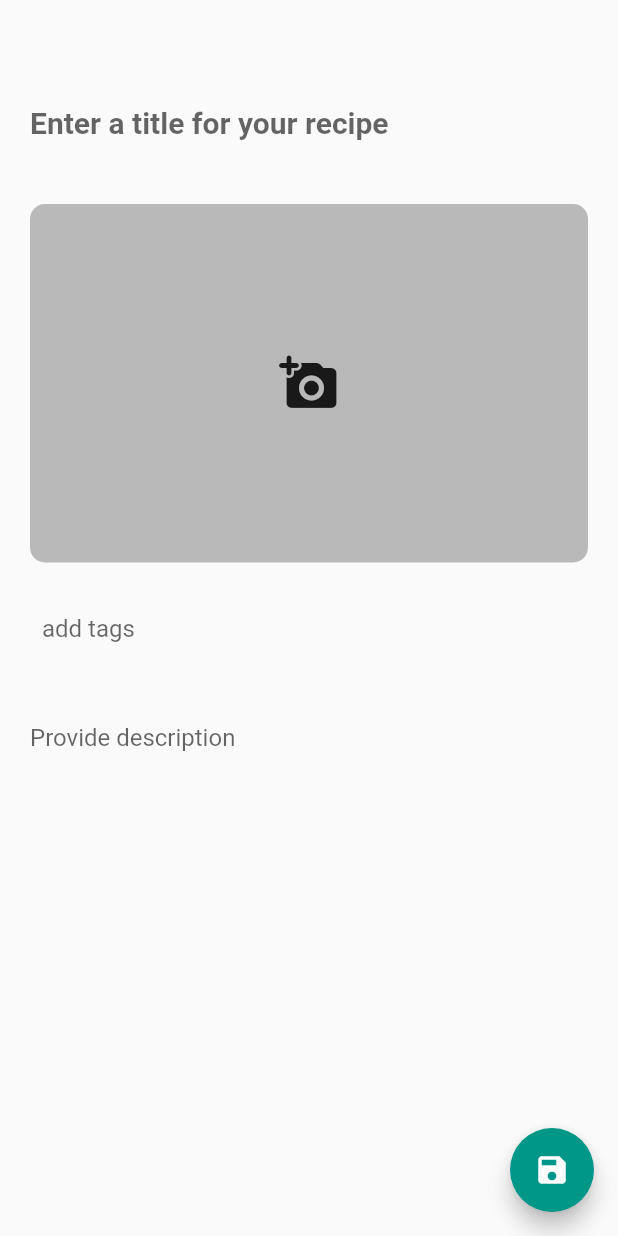
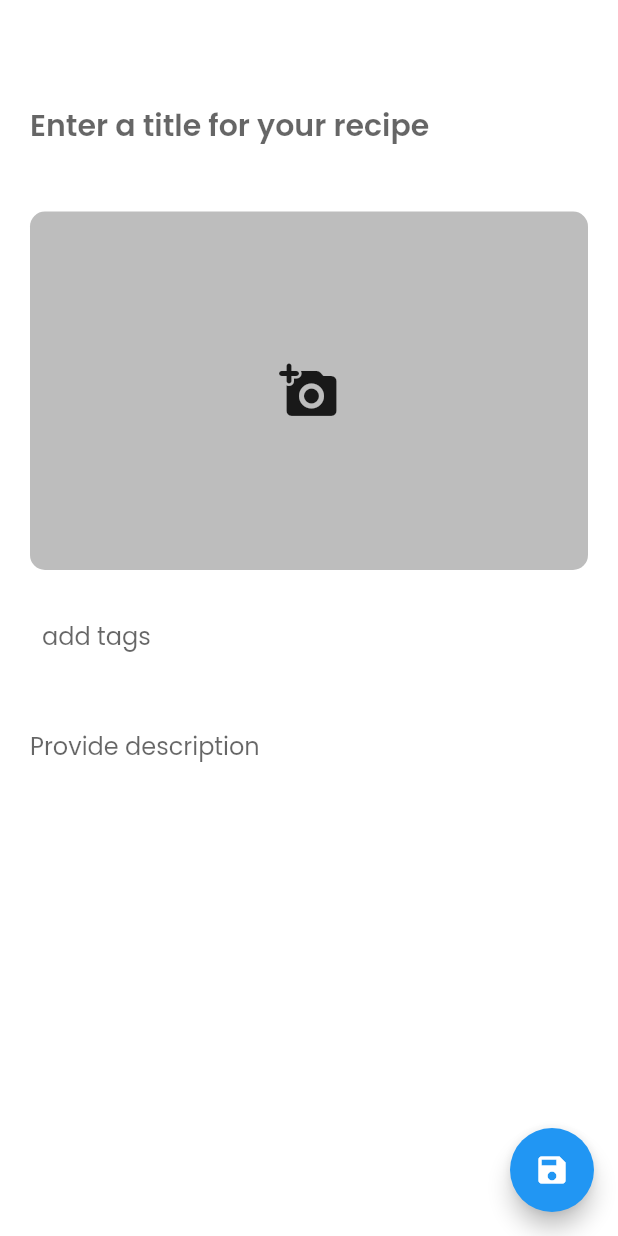
Before and after one commit to Justus1994/recipify, a Flutter app: the screen it shows after launch, item 3 of the bottom bar chosen, after a tap on "add Recipe", on a phone screen of 412 x 824 dp. Run offline on Flutter 3.47's test engine with Material 2 defaults, Android fonts, the phone set to English and light mode, and no system bars; our stand-ins replace image_picker, sqflite; missing offline and left inert: image_picker_for_web; accounts and stored records are empty.

Commit message:
Added Menu screen as well as some fonts

```diff
--- a/lib/main.dart
+++ b/lib/main.dart
@@ -1,6 +1,8 @@
 import 'package:flutter/material.dart';
+import 'package:flutter/services.dart';
 import 'package:recipify/pages/Home.dart';
 import 'package:recipify/pages/RecipePage.dart';
+import 'package:recipify/styles.dart';
 
 void main() {
   runApp(Recipify());
@@ -12,11 +14,22 @@ final routes = {
 };
 
 class Recipify extends StatelessWidget {
+
   @override
   Widget build(BuildContext context) {
+    SystemChrome.setSystemUIOverlayStyle(
+        SystemUiOverlayStyle.light.copyWith(
+          statusBarColor: Colors.transparent,
+          statusBarIconBrightness: Brightness.dark,
+          statusBarBrightness: Brightness.light,
+          systemNavigationBarIconBrightness: Brightness.light,
+          systemNavigationBarColor: Colors.white,
+        )
+    );
+
     return MaterialApp(
       debugShowCheckedModeBanner: false,
-      theme: ThemeData(primarySwatch: Colors.teal),
+      theme: AppTheme.lightTheme,
       routes: routes,
     );
   }
--- a/lib/model/Recipe.dart
+++ b/lib/model/Recipe.dart
@@ -12,7 +12,7 @@ class Recipe {
   Meal meal;
   String description;
   int energy;
-  Uint8List image;
+  String imagePath;
   List<Tag> tags;
 
 
@@ -22,7 +22,7 @@ class Recipe {
     required this.name,
     required this.description,
     required this.energy,
-    required this.image,
+    required this.imagePath,
     required this.tags
   });
 
@@ -33,7 +33,7 @@ class Recipe {
       'meal' : meal.index,
       'description' : description,
       'energy' : energy,
-      'image' : image,
+      'image_path' : imagePath,
       'tags' : jsonEncode(tags)
     };
   }
@@ -45,7 +45,7 @@ class Recipe {
       meal: Meal.values.elementAt(map['${prefix}meal']),
       description: map['${prefix}description'],
       energy: map['${prefix}energy'],
-      image: map['${prefix}image'],
+      imagePath: map['${prefix}image_path'],
       tags: (json.decode(map['${prefix}tags']) as List).map((i) => Tag.fromJson(i)).toList(),
     );
   }
@@ -56,4 +56,4 @@ class Recipe {
   }
 }
 
-enum Meal {BREAKFAST, LUNCH, DINNER, ANY}
+enum Meal { BREAKFAST, LUNCH, DINNER, ANY }
--- /dev/null
+++ b/lib/styles.dart
@@ -0,0 +1,89 @@
+
+import 'package:flutter/material.dart';
+
+class RecipifyColors {
+
+  static const Color ACCENT = Color.fromARGB(255, 255, 238, 230);
+  static const Color ACCENT_VARIANT = Color.fromARGB(255, 241, 151, 115);
+
+  static const Color WHITE = Color.fromARGB(255, 250, 250, 250);
+  static const Color BLACK = Color.fromARGB(255, 18, 18, 18);
+  static const Color BLACK_01 = Color.fromARGB(200, 18, 18, 18);
+
+}
+
+class AppTheme {
+
+  AppTheme._();
+
+  static final ThemeData lightTheme = ThemeData(
+    scaffoldBackgroundColor: Colors.white,
+    appBarTheme: AppBarTheme(
+      brightness: Brightness.light,
+      centerTitle: true,
+      textTheme: TextTheme(
+        headline6: TextStyle(
+          color: RecipifyColors.BLACK,
+          fontFamily: 'Pacifico',
+          fontSize: 26,
+        ),
+      ),
+      elevation: 0,
+      backgroundColor: RecipifyColors.WHITE,
+      iconTheme: IconThemeData(
+        color: RecipifyColors.BLACK,
+      ),
+    ),
+    chipTheme: ChipThemeData(
+      backgroundColor: RecipifyColors.BLACK,
+      disabledColor: RecipifyColors.BLACK,
+      labelStyle: TextStyle(),
+      secondaryLabelStyle: TextStyle(),
+      selectedColor: RecipifyColors.ACCENT,
+      padding: EdgeInsets.symmetric(horizontal: 10, vertical: 0),
+      secondarySelectedColor: RecipifyColors.ACCENT_VARIANT,
+      brightness: Brightness.light,
+    ),
+    fontFamily: 'Poppins',
+    bottomNavigationBarTheme: BottomNavigationBarThemeData(
+        selectedItemColor: RecipifyColors.ACCENT_VARIANT,
+        selectedLabelStyle: TextStyle(
+          color: Colors.black,
+          fontSize: 13,
+          fontWeight: FontWeight.w600
+        ),
+        unselectedLabelStyle: TextStyle(
+          color: RecipifyColors.BLACK,
+          fontWeight: FontWeight.w600,
+        ),
+        elevation: 0,
+        type: BottomNavigationBarType.fixed,
+        backgroundColor: Colors.white,
+        unselectedIconTheme: IconThemeData(
+          color: RecipifyColors.BLACK,
+        ),
+    ),
+  );
+
+  static final ThemeData darkTheme = ThemeData(
+    scaffoldBackgroundColor: Colors.black,
+    appBarTheme: AppBarTheme(
+      color: Colors.redAccent,
+      iconTheme: IconThemeData(
+        color: Colors.white,
+      ),
+    ),
+    colorScheme: ColorScheme.light(
+      primary: Colors.black,
+      onPrimary: Colors.black,
+      primaryVariant: Colors.black,
+      secondary: Colors.red,
+    ),
+    cardTheme: CardTheme(
+      color: Colors.black,
+    ),
+    iconTheme: IconThemeData(
+      color: Colors.white54,
+    ),
+  );
+}
--- a/lib/views/Menu.dart
+++ b/lib/views/Menu.dart
@@ -1,4 +1,9 @@
 import 'package:flutter/material.dart';
+import 'package:recipify/components/FoodCard.dart';
+import 'package:recipify/db/RecipifyDB.dart';
+import 'package:recipify/model/Recipe.dart';
+import 'package:recipify/styles.dart';
+import 'package:recipify/model/Menu.dart' as Models;
 
 class Menu extends StatefulWidget {
   Menu({Key? key}) : super(key: key);
@@ -8,11 +13,81 @@ class Menu extends StatefulWidget {
 }
 
 class _MenuState extends State<Menu> {
+
+
+  Models.Menu? menu;
+
+
+  @override
+  void initState() {
+    RecipifyDB.db.getRecipes().then((value) => {
+      setState(() {
+        menu = Models.Menu(
+          day: DateTime.now(),
+          breakfast: value[0],
+          lunch: value[1],
+          dinner: value[2],
+        );
+      })
+    });
+    super.initState();
+  }
+
   @override
   Widget build(BuildContext context) {
     return Scaffold(
+      appBar: AppBar(
+        elevation: 0,
+        leading: Icon(Icons.sort_rounded),
+        title: Text("Recipify"),
+      ),
       body: Center(
-        child: Text("Menu"),
+          child: Column(
+            mainAxisAlignment: MainAxisAlignment.spaceEvenly,
+            mainAxisSize: MainAxisSize.max,
+            children: [
+              Container(
+                color: Colors.white,
+                padding: EdgeInsets.only(left: 20, top: 20),
+                child: Align(
+                    child: Row(
+                      children: [
+                        menu != null ? Text("${menu!.getWeekday()} ${(menu!.getDisplayDate())}",
+                          style:TextStyle(
+                            color: RecipifyColors.BLACK,
+                            fontWeight: FontWeight.w600,
+                            fontSize: 16,
+                          ),
+                        ) : Text(''),
+                        Text(" | 1242 Kcal", style: TextStyle(fontSize: 16)),
+                      ],
+                    ),
+                    alignment: Alignment.centerLeft),
+              ),
+              menu != null ?
+              FoodCard(
+                  recipe: menu!.breakfast!,
+                  name: 'BREAKFAST',
+                  background: Colors.white,
+                  active: true)
+                : CircularProgressIndicator(),
+              menu != null ?
+              FoodCard(
+                  recipe: menu!.lunch!,
+                  name: 'LUNCH',
+                  background: RecipifyColors.ACCENT,
+                  active: true)
+                  : CircularProgressIndicator(),
+              menu != null ? FoodCard(
+                  recipe: menu!.dinner!,
+                  name: 'DINNER',
+                  background: Colors.white,
+                  active: true): CircularProgressIndicator(),
+              SizedBox(
+                height: 20,
+              )
+            ],
+          )
       ),
     );
   }
--- a/lib/views/Planner.dart
+++ b/lib/views/Planner.dart
@@ -1,4 +1,6 @@
 import 'dart:developer';
+
+import 'dart:io';
 
 import 'package:flutter/material.dart';
 import 'package:recipify/db/RecipifyDB.dart';
@@ -30,7 +32,7 @@ class _PlannerState extends State<Planner> {
   Widget build(BuildContext context) {
     return Scaffold(
       body: Center(
-        child: recipes.length > 0 ? Image.memory(recipes[0].image) : Text('Planner')
+        child: Text('Planner'),
       ),
       floatingActionButton: FloatingActionButton(
         onPressed: () => RecipifyDB.db.dropTableIfExistsThenReCreate(),
```
Also changed, not shown: lib/components/FoodCard.dart (added, +167 -0 lines), lib/db/RecipifyDB.dart (+29 -1 lines), lib/model/Menu.dart (+19 -2 lines), lib/pages/RecipePage.dart (+4 -3 lines), lib/views/Recipes.dart (+13 -4 lines), pubspec.yaml (+16 -1 lines), 3 other files.
